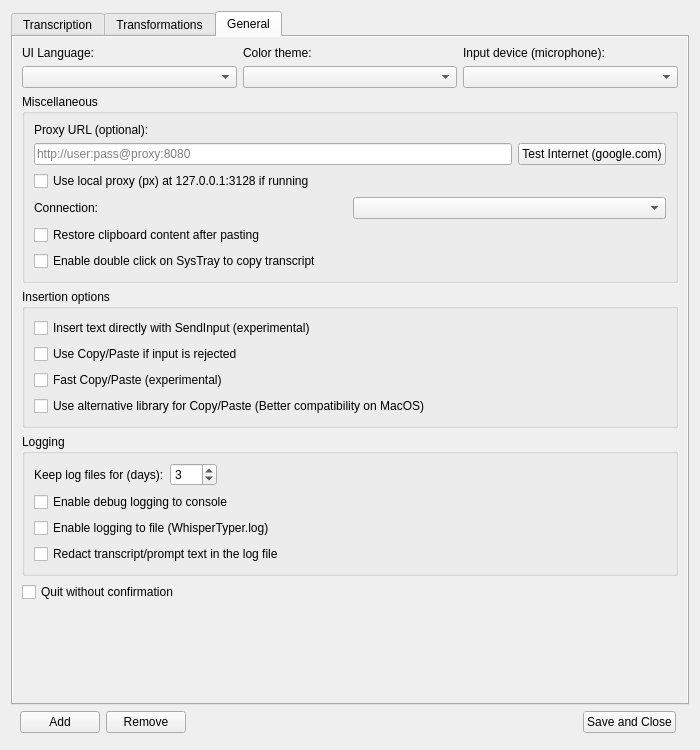
First picture: the form in app/resources/main_window.ui, repository bjspi/WhisperTyper, before the edit.
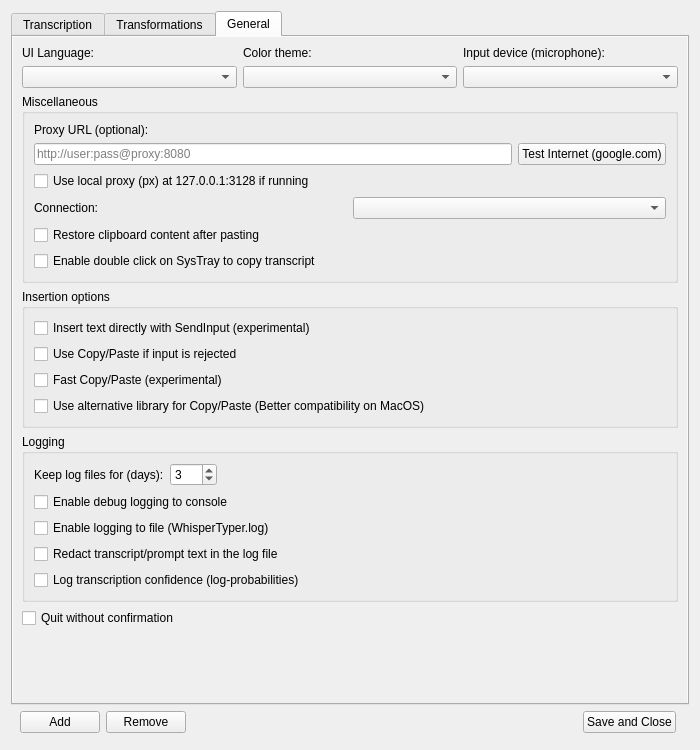
Second picture: the form after the edit. The open tabs and pages were chosen to show the change.

Commit message: feat: log transcription confidence details

What changed in the file:
```diff
--- a/app/resources/main_window.ui
+++ b/app/resources/main_window.ui
@@ -1014,6 +1014,13 @@
              </property>
             </widget>
            </item>
+           <item>
+            <widget class="QCheckBox" name="transcription_diagnostics_checkbox">
+             <property name="text">
+              <string>Log transcription confidence (log-probabilities)</string>
+             </property>
+            </widget>
+           </item>
          </layout>
         </widget>
        </item>
```
The commit also changes 14 other files.
